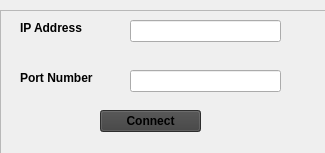
The window that UI/connectionDialogBox.ui (NikhilBollaGM/VehicleSimulator) describes before a commit, drawn with Qt 5.
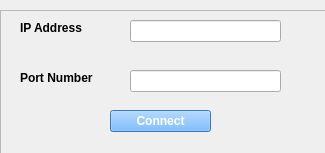
The same window after the commit.

```diff
--- a/UI/connectionDialogBox.ui
+++ b/UI/connectionDialogBox.ui
@@ -31,7 +31,7 @@
    <widget class="QToolButton" name="databroker_connect_button">
     <property name="geometry">
      <rect>
-      <x>100</x>
+      <x>110</x>
       <y>100</y>
       <width>101</width>
       <height>22</height>
@@ -40,7 +40,8 @@
     <property name="styleSheet">
      <string notr="true">font:12px;
 font-weight:bold;
-background-color:rgb(63, 63, 63);
+background-color:rgb(85, 170, 255);
+color:white
 </string>
     </property>
     <property name="text">
```
